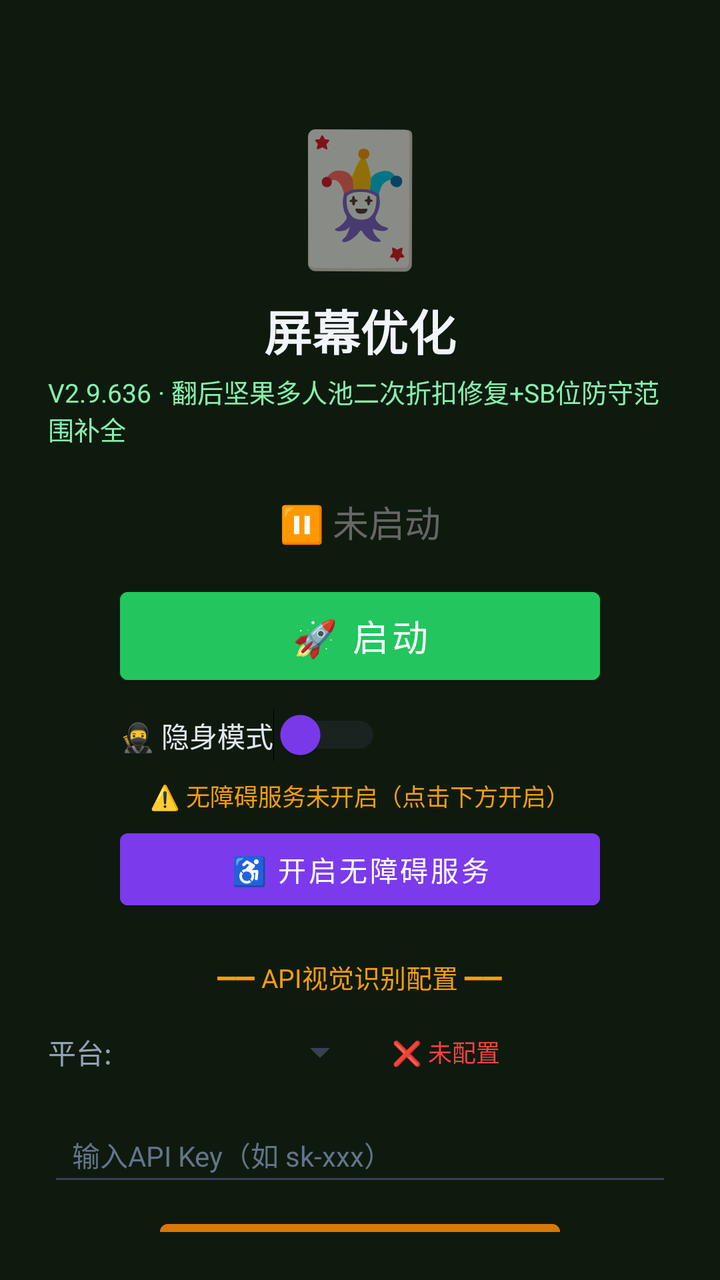
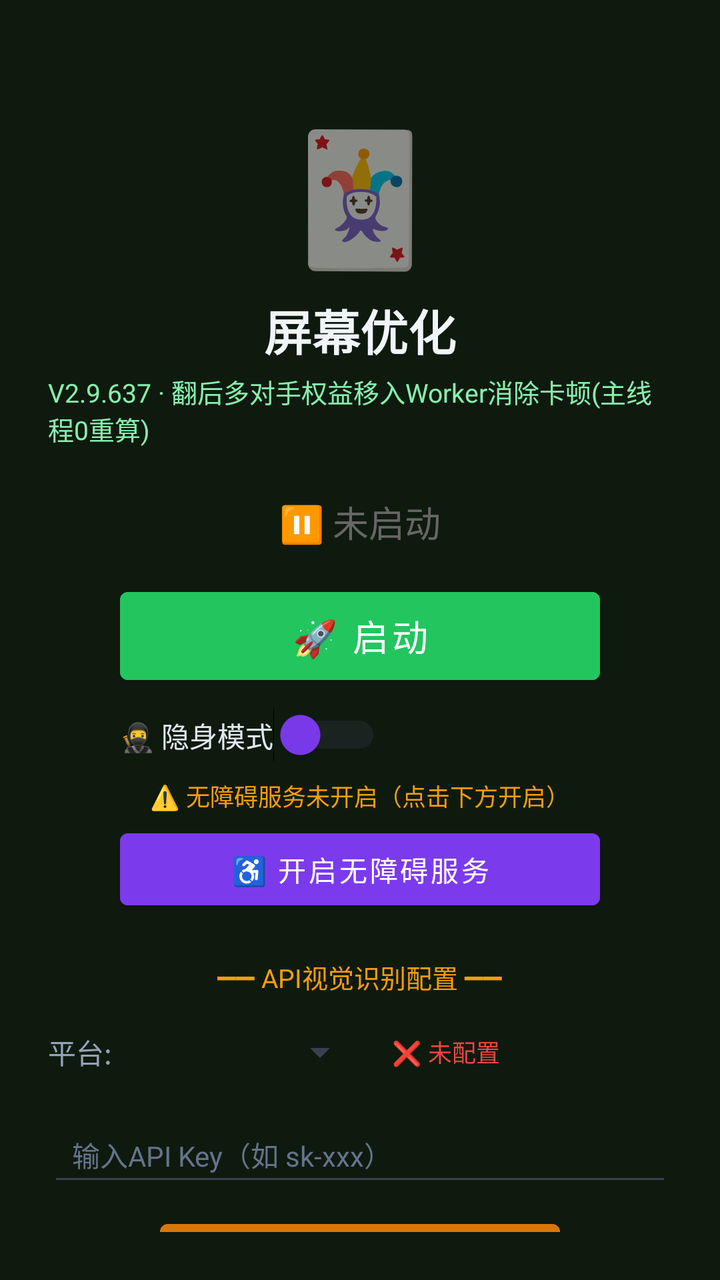

Two renders of the same Android screen: before a commit and after it. Below are the layout's source before the change and the commit's diff.
<!-- AndroidManifest.xml: activity theme Theme.MjScreenshot -->
<!-- res/layout/activity_main.xml -->
<?xml version="1.0" encoding="utf-8"?>
<LinearLayout xmlns:android="http://schemas.android.com/apk/res/android"
    android:layout_width="match_parent"
    android:layout_height="match_parent"
    android:orientation="vertical"
    android:background="#0f1a0f"
    android:padding="24dp"
    android:gravity="center_horizontal">

    <TextView
        android:layout_width="wrap_content"
        android:layout_height="wrap_content"
        android:text="🃏"
        android:textSize="64sp"
        android:layout_marginTop="30dp" />

    <TextView
        android:layout_width="wrap_content"
        android:layout_height="wrap_content"
        android:text="屏幕优化"
        android:textSize="24sp"
        android:textColor="#f1f5f9"
        android:textStyle="bold"
        android:layout_marginTop="8dp" />

    <TextView
        android:layout_width="wrap_content"
        android:layout_height="wrap_content"
        android:text="V2.9.636 · 翻后坚果多人池二次折扣修复+SB位防守范围补全"
        android:textSize="13sp"
        android:textColor="#86efac"
        android:layout_marginTop="4dp" />

    <TextView
        android:id="@+id/tvStatus"
        android:layout_width="wrap_content"
        android:layout_height="wrap_content"
        android:text="⏸ 未启动"
        android:textSize="18sp"
        android:textColor="#666666"
        android:layout_marginTop="24dp" />

    <Button
        android:id="@+id/btnStart"
        android:layout_width="240dp"
        android:layout_height="56dp"
        android:text="🚀 启动"
        android:textSize="18sp"
        android:textColor="#ffffff"
        android:backgroundTint="#22c55e"
        android:layout_marginTop="16dp" />

    <Button
        android:id="@+id/btnHelper"
        android:layout_width="240dp"
        android:layout_height="56dp"
        android:text="🃏 打开智囊"
        android:textSize="16sp"
        android:textColor="#ffffff"
        android:backgroundTint="#16a34a"
        android:layout_marginTop="12dp"
        android:visibility="gone" />

    
    <LinearLayout
        android:layout_width="240dp"
        android:layout_height="wrap_content"
        android:orientation="horizontal"
        android:gravity="center_vertical"
        android:layout_marginTop="8dp">

        <Switch
            android:id="@+id/switchStealth"
            android:layout_width="wrap_content"
            android:layout_height="wrap_content"
            android:text="🥷 隐身模式"
            android:textColor="#e2e8f0"
            android:textSize="14sp"
            android:thumbTint="#7c3aed"
            android:trackTint="#374151" />
    </LinearLayout>

    <TextView
        android:id="@+id/tvAccessibilityStatus"
        android:layout_width="wrap_content"
        android:layout_height="wrap_content"
        android:text="⚠️ 无障碍服务未开启（点击下方开启）"
        android:textSize="12sp"
        android:textColor="#f59e0b"
        android:layout_marginTop="8dp"
        android:gravity="center" />

    <Button
        android:id="@+id/btnAccessibility"
        android:layout_width="240dp"
        android:layout_height="48dp"
        android:text="♿ 开启无障碍服务"
        android:textSize="14sp"
        android:textColor="#ffffff"
        android:backgroundTint="#7c3aed"
        android:layout_marginTop="4dp" />

    <TextView
        android:layout_width="wrap_content"
        android:layout_height="wrap_content"
        android:text="━━ API视觉识别配置 ━━"
        android:textSize="13sp"
        android:textColor="#f59e0b"
        android:layout_marginTop="20dp" />

    <LinearLayout
        android:layout_width="match_parent"
        android:layout_height="wrap_content"
        android:orientation="horizontal"
        android:layout_marginTop="8dp"
        android:gravity="center_vertical">

        <TextView
            android:layout_width="wrap_content"
            android:layout_height="wrap_content"
            android:text="平台:"
            android:textSize="14sp"
            android:textColor="#94a3b8" />

        <Spinner
            android:id="@+id/spinnerProvider"
            android:layout_width="120dp"
            android:layout_height="40dp"
            android:layout_marginStart="8dp"
            android:backgroundTint="#374151" />

        <TextView
            android:id="@+id/tvApiStatus"
            android:layout_width="wrap_content"
            android:layout_height="wrap_content"
            android:text="❌ 未配置"
            android:textSize="12sp"
            android:textColor="#ef4444"
            android:layout_marginStart="12dp" />
    </LinearLayout>

    <EditText
        android:id="@+id/etApiKey"
        android:layout_width="match_parent"
        android:layout_height="44dp"
        android:hint="输入API Key（如 sk-xxx）"
        android:textSize="14sp"
        android:textColor="#e2e8f0"
        android:textColorHint="#64748b"
        android:backgroundTint="#374151"
        android:inputType="textPassword"
        android:layout_marginTop="8dp"
        android:paddingStart="12dp"
        android:paddingEnd="12dp" />

    <Button
        android:id="@+id/btnSaveApi"
        android:layout_width="200dp"
        android:layout_height="44dp"
        android:text="💾 保存API配置"
        android:textSize="14sp"
        android:textColor="#ffffff"
        android:backgroundTint="#d97706"
        android:layout_marginTop="8dp" />

    <TextView
        android:id="@+id/tvHint"
        android:layout_width="wrap_content"
        android:layout_height="wrap_content"
        android:text="先点上方按钮启动截屏"
        android:textSize="13sp"
        android:textColor="#666666"
        android:layout_marginTop="12dp"
        android:gravity="center" />

    <TextView
        android:layout_width="wrap_content"
        android:layout_height="wrap_content"
        android:text="使用步骤：\n1. 配置API Key（支持OpenAI/通义千问VL/硅基流动）\n2. 点「开启无障碍服务」→ 开启\n3. 开启「🥷隐身模式」(反检测)\n4. 点「启动」→ 允许悬浮窗\n5. 打牌时点屏幕上的🎯悬浮球即可截屏识别\n★ 拖动悬浮球可移到不挡牌的位置 ★\n★ 长按悬浮球可展开/收起详细面板 ★\n★ 悬浮球边框颜色=建议：绿=加注 橙=跟注 红=弃牌 ★"
        android:textSize="12sp"
        android:textColor="#64748b"
        android:layout_marginTop="12dp"
        android:lineSpacingExtra="3dp" />

</LinearLayout>
<!-- resources referenced by this layout -->
<resources>
  <style name="Theme.MjScreenshot" parent="Theme.MaterialComponents.DayNight.DarkActionBar">
          <item name="colorPrimary">#1e40af</item>
          <item name="colorPrimaryVariant">#1e3a8a</item>
          <item name="colorOnPrimary">#ffffff</item>
          <item name="android:statusBarColor">#0f172a</item>
      </style>
</resources>

<!-- the commit's change to res/layout/activity_main.xml (unified diff, before → after) -->
@@ -26,7 +26,7 @@
     <TextView
         android:layout_width="wrap_content"
         android:layout_height="wrap_content"
-        android:text="V2.9.636 · 翻后坚果多人池二次折扣修复+SB位防守范围补全"
+        android:text="V2.9.637 · 翻后多对手权益移入Worker消除卡顿(主线程0重算)"
         android:textSize="13sp"
         android:textColor="#86efac"
         android:layout_marginTop="4dp" />
